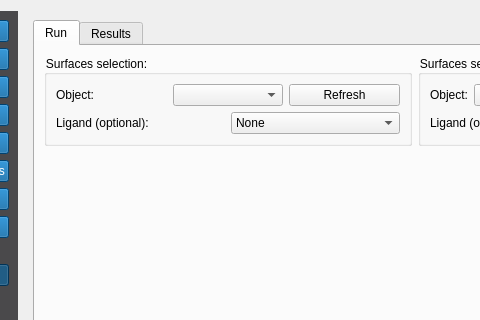
Above: plugin.ui from NRGlab/NRGSuite-Qt before the change; both pictures show x 108 to 588 and y 0 to 320 of the 811 by 713 pixel window. Below: the same form after it.
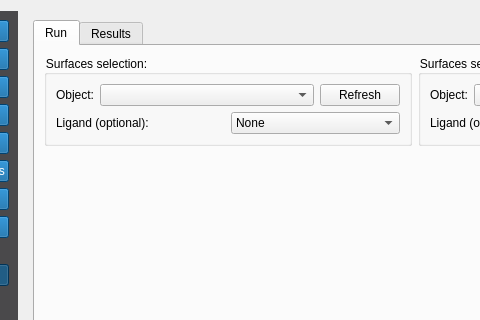
That is the form after the change. The open tabs and pages were chosen to show the change. Icons and pictures are not drawn.

Commit message: Fix to work on official PyMOL on Windows

The edit to the form file:
```diff
--- a/plugin.ui
+++ b/plugin.ui
@@ -1935,7 +1935,7 @@
                    <item>
                     <widget class="QComboBox" name="surface_select_object_1">
                      <property name="sizePolicy">
-                      <sizepolicy hsizetype="Minimum" vsizetype="Fixed">
+                      <sizepolicy hsizetype="Expanding" vsizetype="Fixed">
                        <horstretch>0</horstretch>
                        <verstretch>0</verstretch>
                       </sizepolicy>
```
Left out of the diff: 2 changed lines with no effect on the pictures. The commit also changes 1 other file.
